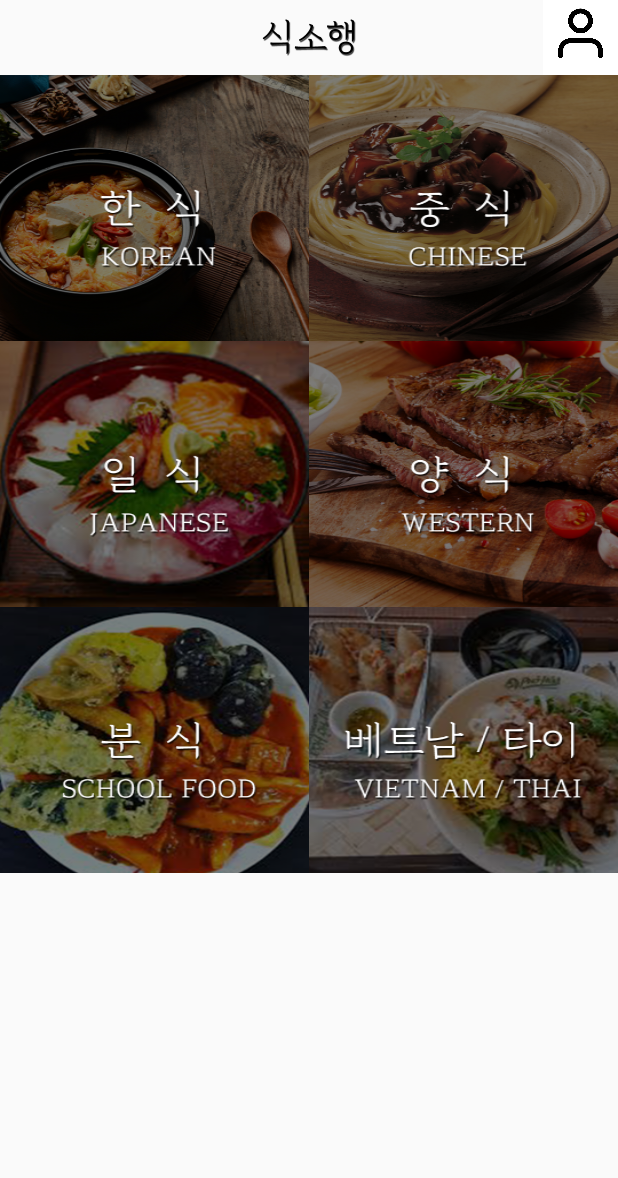
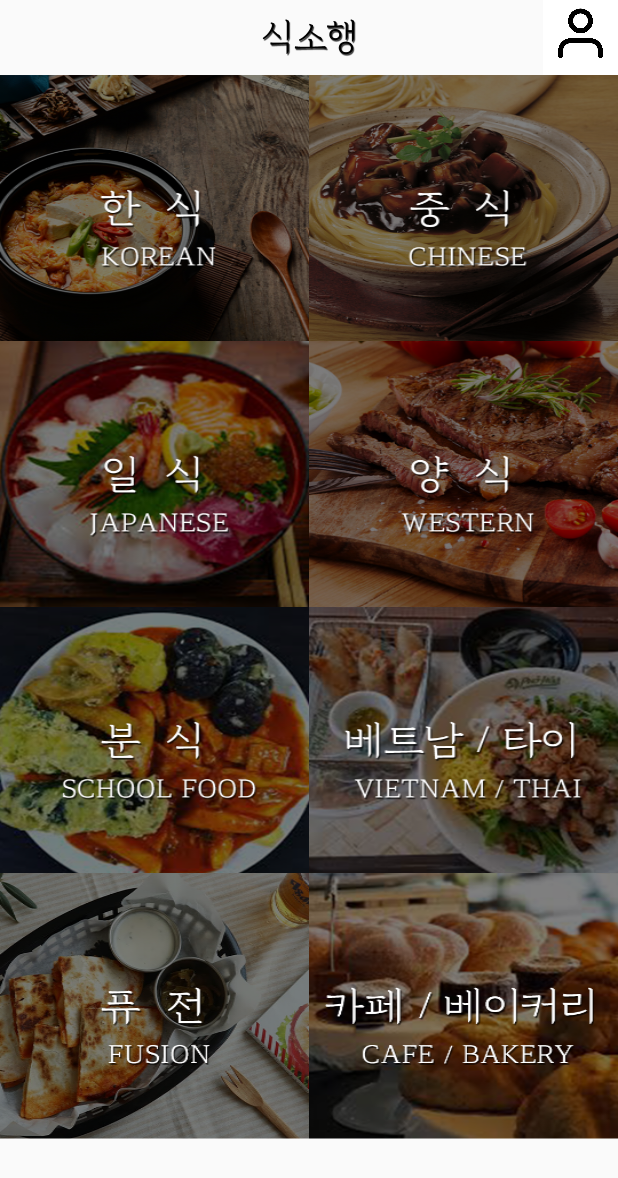
Before and after one commit to owjs3901/DKU_Hackathon, an Android app: the screen it shows after launch (FoodActivity), after a tap on an icon or button, on a phone screen of 412 x 824 dp. Shown: the top 1178 px of the screen. Run offline under Robolectric (Android 15) with nearby library versions, the phone set to English and light mode, and no system bars; libraries missing offline, so code that uses them is left out: com.google.zxing.integration.

Commit message:
update food activity

```diff
--- a/app/src/main/java/com/spdd/MainActivity.java
+++ b/app/src/main/java/com/spdd/MainActivity.java
@@ -1,5 +1,6 @@
 package com.spdd;
 
+import android.app.ActivityOptions;
 import android.content.Intent;
 import android.support.v7.app.AppCompatActivity;
 import android.os.Bundle;
@@ -28,7 +29,7 @@ public class MainActivity extends AppCompatActivity {
         findViewById(R.id.food).setOnClickListener(new View.OnClickListener() {
             @Override
             public void onClick(View v) {
-                startActivity(new Intent(m,FoodActivity.class));
+                startActivity(new Intent(m,FoodActivity.class), ActivityOptions.makeSceneTransitionAnimation(m).toBundle());
             }
         });
 
--- a/app/src/main/res/layout/activity_food.xml
+++ b/app/src/main/res/layout/activity_food.xml
@@ -55,6 +55,20 @@
                 android:background="@drawable/vietnam"
                 />
         </TableRow>
+        <TableRow>
+            <ImageButton
+                android:id="@+id/fusion"
+                android:layout_width="match_parent"
+                android:layout_height="wrap_content"
+                android:layout_weight="1"
+                android:background="@drawable/fusion"
+                />
+            <ImageButton
+                android:layout_weight="1"
+                android:id="@+id/bakery"
+                android:background="@drawable/bakery"
+                />
+        </TableRow>
     </TableLayout>
 </RelativeLayout>
 
```
Also changed, not shown: app/src/main/res/drawable-hdpi/bakery.png (added), app/src/main/res/drawable-hdpi/fusion.png (added), app/src/main/res/drawable-ldpi/bakery.png (added), app/src/main/res/drawable-ldpi/fusion.png (added), app/src/main/res/drawable-mdpi/bakery.png (added), app/src/main/res/drawable-mdpi/fusion.png (added), app/src/main/res/drawable-xhdpi/bakery.png (added), app/src/main/res/drawable-xhdpi/fusion.png (added), app/src/main/res/drawable-xxhdpi/bakery.png (added), app/src/main/res/drawable-xxhdpi/fusion.png (added), app/src/main/res/drawable-xxxhdpi/bakery.png (added), app/src/main/res/drawable-xxxhdpi/fusion.png (added), 2 other files.
